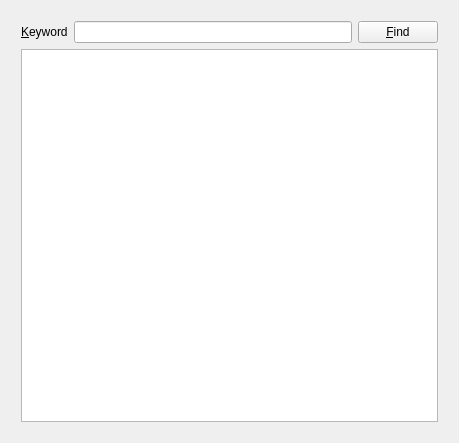
The window that bogo2bogo/TextFinder/TextFinder.ui (mjbhobe/learning_Qt) describes before a commit, drawn with Qt 5.
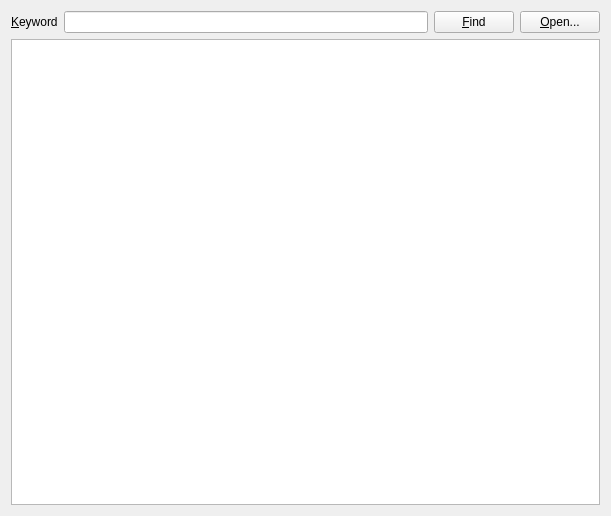
The same window after the commit.

Diff of the .ui file:
```diff
--- a/bogo2bogo/TextFinder/TextFinder.ui
+++ b/bogo2bogo/TextFinder/TextFinder.ui
@@ -6,8 +6,8 @@
    <rect>
     <x>0</x>
     <y>0</y>
-    <width>459</width>
-    <height>443</height>
+    <width>611</width>
+    <height>516</height>
    </rect>
   </property>
   <property name="windowTitle">
@@ -16,18 +16,6 @@
   <layout class="QVBoxLayout" name="verticalLayout_2">
    <item>
     <layout class="QVBoxLayout" name="verticalLayout">
-     <property name="leftMargin">
-      <number>10</number>
-     </property>
-     <property name="topMargin">
-      <number>10</number>
-     </property>
-     <property name="rightMargin">
-      <number>10</number>
-     </property>
-     <property name="bottomMargin">
-      <number>10</number>
-     </property>
      <item>
       <layout class="QHBoxLayout" name="horizontalLayout">
        <item>
@@ -50,6 +38,13 @@
          </property>
         </widget>
        </item>
+       <item>
+        <widget class="QPushButton" name="openButton">
+         <property name="text">
+          <string>&amp;Open...</string>
+         </property>
+        </widget>
+       </item>
       </layout>
      </item>
      <item>
```
